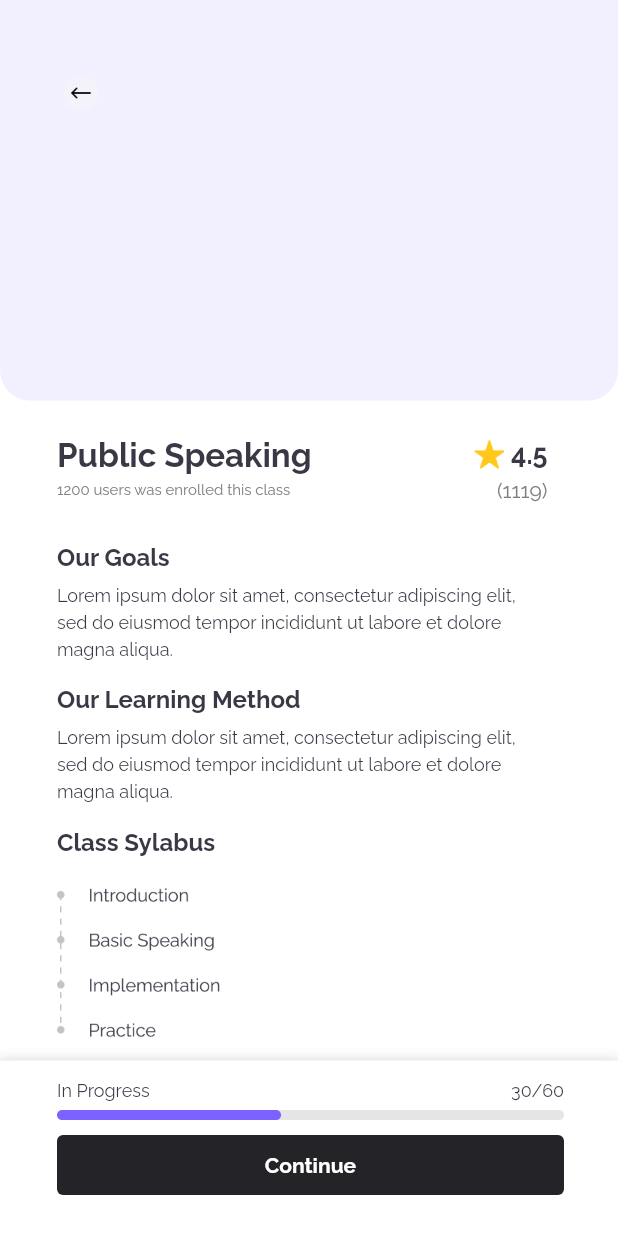
After one commit to dyavas21/ideacode--milezeroproject, a Flutter app: the PublicSpeakingPage screen opened by its route, on a phone screen of 412 x 824 dp. The commit adds this screen. Run offline on Flutter 3.47's test engine with Material 2 defaults, Android fonts, the light colour scheme and no system bars; our stand-ins replace google_fonts, shimmer.

Commit message:
course detail

```diff
--- a/upurskill/lib/main.dart
+++ b/upurskill/lib/main.dart
@@ -1,7 +1,9 @@
 import 'package:flutter/material.dart';
+import 'package:upurskill/pages/course_detail_page.dart';
 import 'package:upurskill/pages/explore_page.dart';
 import 'package:upurskill/pages/home_page.dart';
 import 'package:upurskill/pages/login_page.dart';
+import 'package:upurskill/pages/public_speaking_page.dart';
 import 'package:upurskill/pages/register_page.dart';
 import 'package:upurskill/pages/splash_page.dart';
 
@@ -18,6 +20,8 @@ class MyApp extends StatelessWidget {
         '/register': (context) => RegisterPage(),
         '/home': (context) => HomePage(),
         '/explore': (context) => ExplorePage(),
+        '/public-speaking': (context) => PublicSpeakingPage(),
+        '/course-detail': (context) => CourseDetailPage(),
       },
     );
   }
--- /dev/null
+++ b/upurskill/lib/pages/course_detail_page.dart
@@ -0,0 +1,8 @@
+import 'package:flutter/material.dart';
+
+class CourseDetailPage extends StatelessWidget {
+  @override
+  Widget build(BuildContext context) {
+    return Scaffold();
+  }
+}
--- a/upurskill/lib/pages/explore_page.dart
+++ b/upurskill/lib/pages/explore_page.dart
@@ -1,5 +1,6 @@
 import 'package:flutter/material.dart';
 import 'package:google_fonts/google_fonts.dart';
+import 'package:upurskill/pages/public_speaking_page.dart';
 import 'package:upurskill/theme.dart';
 import 'package:upurskill/widgets/exploreleft_card.dart';
 import 'package:upurskill/widgets/explorepage_card.dart';
@@ -18,7 +19,11 @@ class ExplorePage extends StatelessWidget {
           SizedBox(
             height: 29,
           ),
-          title2(),
+          GestureDetector(
+              onTap: () {
+                Navigator.pushNamed(context, '/public-speaking');
+              },
+              child: title2()),
         ],
       ),
       bottomNavigationBar: BottomNavigationBar(
--- /dev/null
+++ b/upurskill/lib/pages/public_speaking_page.dart
@@ -0,0 +1,243 @@
+import 'package:flutter/material.dart';
+import 'package:google_fonts/google_fonts.dart';
+import 'package:upurskill/theme.dart';
+
+class PublicSpeakingPage extends StatelessWidget {
+  @override
+  Widget build(BuildContext context) {
+    return Scaffold(
+      backgroundColor: Colors.white,
+      body: Column(
+        children: [
+          Container(
+            padding: EdgeInsets.only(
+              top: 50,
+              left: 42,
+            ),
+            height: 267,
+            width: double.infinity,
+            decoration: BoxDecoration(
+              borderRadius: BorderRadius.only(
+                bottomLeft: Radius.circular(20),
+                bottomRight: Radius.circular(20),
+              ),
+              color: Color(0xffF2EFFF),
+            ),
+            child: Align(
+              alignment: Alignment.topLeft,
+              child: GestureDetector(
+                onTap: () {
+                  Navigator.pushNamed(context, '/explore');
+                },
+                child: Image.asset(
+                  'assets/back-btn.png',
+                  width: 24,
+                ),
+              ),
+            ),
+          ),
+          Header2(),
+          Spacer(),
+          Container(
+            height: 117,
+            width: double.infinity,
+            padding: EdgeInsets.only(
+              left: 38,
+              right: 36,
+              top: 13,
+              bottom: 27,
+            ),
+            decoration: BoxDecoration(color: Colors.white, boxShadow: [
+              BoxShadow(
+                color: Colors.black.withOpacity(0.2),
+                spreadRadius: 2,
+                blurRadius: 7,
+                offset: Offset(0, 3),
+              )
+            ]),
+            child: Column(
+              children: [
+                Row(
+                  children: [
+                    Text(
+                      'In Progress',
+                      style: GoogleFonts.raleway(
+                        fontSize: 12,
+                        color: Color(0xff3A3845),
+                      ),
+                    ),
+                    Spacer(),
+                    Text(
+                      '30/60',
+                      style: GoogleFonts.raleway(
+                        fontSize: 12,
+                        color: Color(0xff3A3845),
+                      ),
+                    ),
+                  ],
+                ),
+                SizedBox(
+                  height: 6,
+                ),
+                Image.asset(
+                  'assets/sylabus_progress.png',
+                ),
+                SizedBox(
+                  height: 10,
+                ),
+                GestureDetector(
+                  onTap: () {
+                    Navigator.pushNamed(context, '/course-detail');
+                  },
+                  child: Container(
+                    width: double.infinity,
+                    height: 40,
+                    decoration: BoxDecoration(
+                      borderRadius: BorderRadius.circular(4),
+                      color: Color(0xff242328),
+                    ),
+                    child: Center(
+                      child: Text(
+                        'Continue',
+                        style: GoogleFonts.raleway(
+                          color: Colors.white,
+                          fontWeight: FontWeight.w700,
+                        ),
+                      ),
+                    ),
+                  ),
+                )
+              ],
+            ),
+          ),
+        ],
+      ),
+    );
+  }
+
+  Widget Header2() {
+    return Container(
+      margin: EdgeInsets.only(
+        top: 23,
+        left: 38,
+        right: 47,
+      ),
+      child: Column(
+        crossAxisAlignment: CrossAxisAlignment.start,
+        children: [
+          Row(
+            children: [
+              Text(
+                'Public Speaking',
+                style: GoogleFonts.raleway(
+                  fontSize: 22,
+                  fontWeight: FontWeight.w700,
+                  color: Color(0xff3A3845),
+                ),
+              ),
+              Spacer(),
+              Image.asset(
+                'assets/star.png',
+                width: 20,
+              ),
+              SizedBox(
+                width: 5,
+              ),
+              Text(
+                '4.5',
+                style: GoogleFonts.raleway(
+                  fontSize: 18,
+                  fontWeight: FontWeight.w700,
+                  color: Color(0xff3A3845),
+                ),
+              ),
+            ],
+          ),
+          SizedBox(
+            height: 3,
+          ),
+          Row(
+            children: [
+              Text(
+                '1200 users was enrolled this class',
+                style: GoogleFonts.raleway(
+                  fontSize: 10,
+                  color: greyColor,
+                ),
+              ),
+              Spacer(),
+              Text(
+                '(1119)',
+                style: GoogleFonts.raleway(
+                  color: greyColor,
+                ),
+              ),
+            ],
+          ),
+          SizedBox(
+            height: 27,
+          ),
+          Text(
+            'Our Goals',
+            style: GoogleFonts.raleway(
+              fontSize: 16,
+              fontWeight: FontWeight.w700,
+              color: Color(0xff3A3845),
+            ),
+          ),
+          SizedBox(
+            height: 6,
+          ),
+          Text(
+            'Lorem ipsum dolor sit amet, consectetur adipiscing elit, sed do eiusmod tempor incididunt ut labore et dolore magna aliqua.',
+            style: GoogleFonts.raleway(
+              fontSize: 12,
+              color: Color(0xff3A3845),
+              height: 1.5,
+            ),
+          ),
+          SizedBox(
+            height: 16,
+          ),
+          Text(
+            'Our Learning Method',
+            style: GoogleFonts.raleway(
+              fontSize: 16,
+              fontWeight: FontWeight.w700,
+              color: Color(0xff3A3845),
+            ),
+          ),
+          SizedBox(
+            height: 6,
+          ),
+          Text(
+            'Lorem ipsum dolor sit amet, consectetur adipiscing elit, sed do eiusmod tempor incididunt ut labore et dolore magna aliqua.',
+            style: GoogleFonts.raleway(
+              fontSize: 12,
+              color: Color(0xff3A3845),
+              height: 1.5,
+            ),
+          ),
+          SizedBox(
+            height: 16,
+          ),
+          Text(
+            'Class Sylabus',
+            style: GoogleFonts.raleway(
+              fontSize: 16,
+              fontWeight: FontWeight.w700,
+              color: Color(0xff3A3845),
+            ),
+          ),
+          SizedBox(
+            height: 16,
+          ),
+          Image.asset(
+            'assets/sylabus.png',
+            width: 110,
+          ),
+        ],
+      ),
+    );
+  }
+}
```
Also changed, not shown: upurskill/assets/Component.png (added), upurskill/assets/Home.png (added), upurskill/assets/News.png (added), upurskill/assets/Search.png (added), upurskill/assets/back-btn.png (added), upurskill/assets/star.png (added), upurskill/assets/sylabus.png (added), upurskill/assets/sylabus_progress.png (added), upurskill/flutter_01.png (added), upurskill/flutter_02.png (added), 1 other file.
